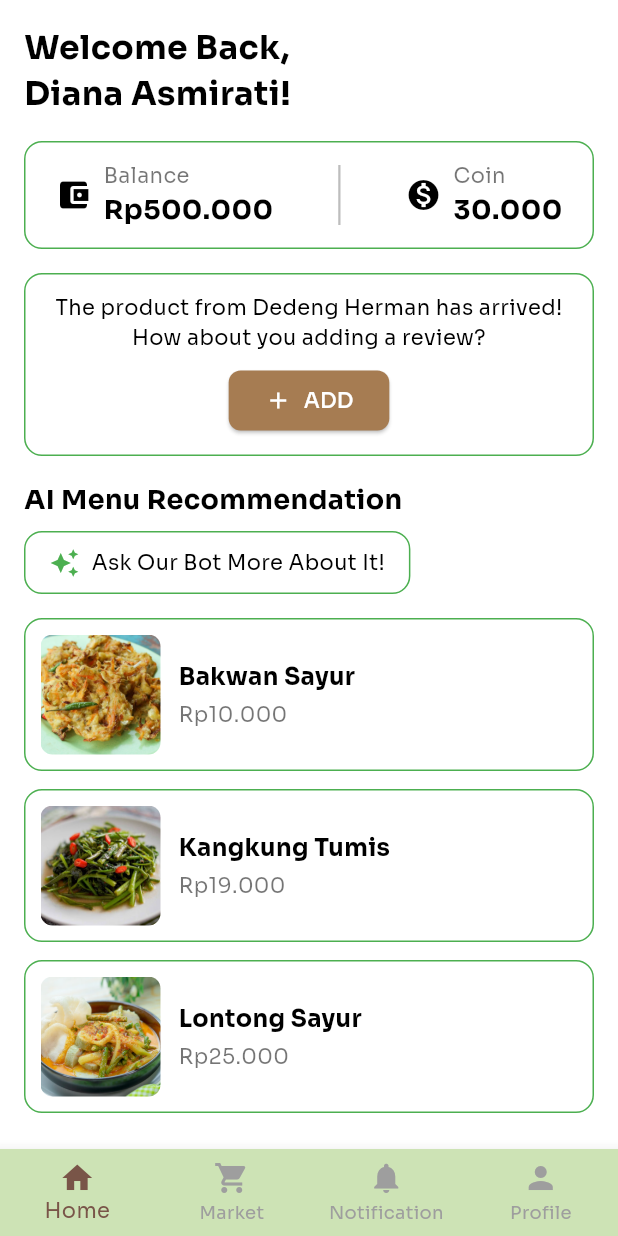
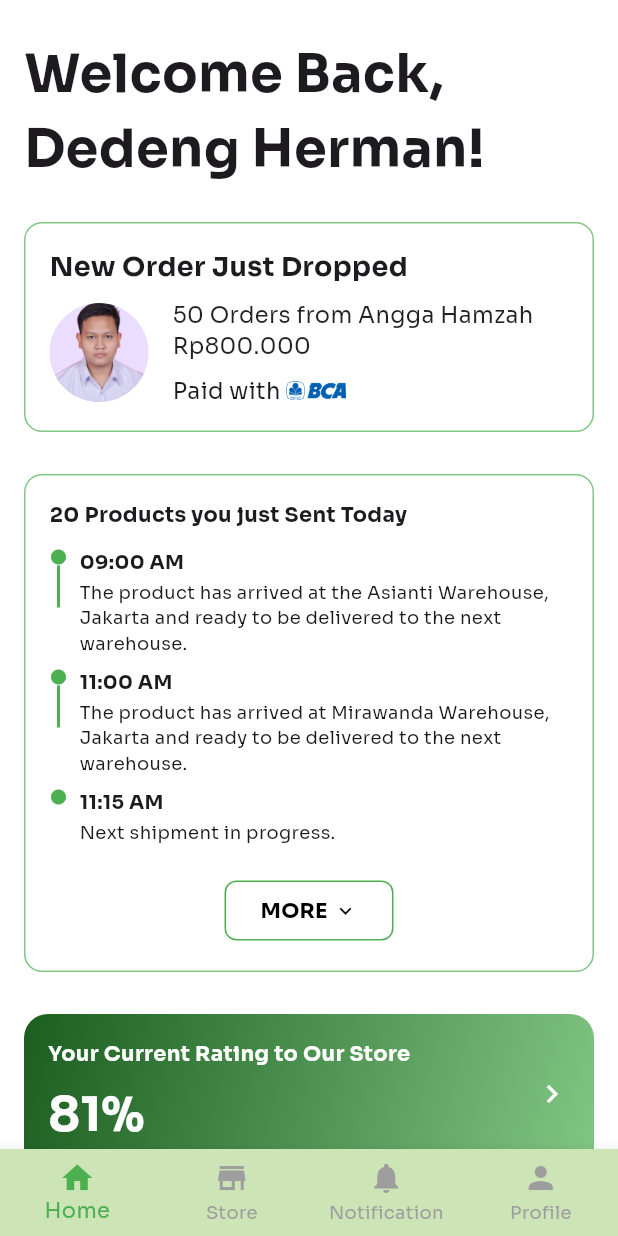
Before and after one commit to NotchG/PiringHarapan, a Flutter app: the screen it shows after launch, on a phone screen of 412 x 824 dp. Run offline on Flutter 3.47's test engine with Material 3 defaults, Android fonts, the phone set to English and light mode, and no system bars; our stand-ins replace fl_chart, google_fonts; missing offline and left inert: easy_animated_indexed_stack.

Commit message:
Raynald Update petani (home and notif)

```diff
--- a/piring_harapan/lib/main.dart
+++ b/piring_harapan/lib/main.dart
@@ -3,6 +3,7 @@ import 'package:google_fonts/google_fonts.dart';
 import 'package:piring_harapan/pemerintah/view/main_pemerintah_view.dart';
 import 'package:piring_harapan/tukang_masak/main_tukang_masak_view.dart';
 import 'package:piring_harapan/login_page/register_page.dart';
+import 'package:piring_harapan/petani/main_petani_view.dart';
 
 void main() {
   WidgetsFlutterBinding.ensureInitialized();
@@ -10,7 +11,7 @@ void main() {
   runApp(MaterialApp(
     debugShowCheckedModeBanner: false,
     theme: _buildTheme(),
-    home: MainTukangMasakView(),
+    home: MainPetaniView(),
   ));
 }
 
--- /dev/null
+++ b/piring_harapan/lib/petani/components/header_widget.dart
@@ -0,0 +1,21 @@
+import 'package:flutter/material.dart';
+
+class HeaderWidget extends StatelessWidget {
+  final String name;
+
+  HeaderWidget({required this.name});
+
+  @override
+  Widget build(BuildContext context) {
+    return Padding(
+      padding: const EdgeInsets.symmetric(horizontal: 16, vertical: 8),
+      child: Text(
+        "Welcome Back,\n$name!",
+        style: TextStyle(
+          fontSize: 35, // Menyesuaikan font dengan gambar
+          fontWeight: FontWeight.bold,
+        ),
+      ),
+    );
+  }
+}
--- /dev/null
+++ b/piring_harapan/lib/petani/components/new_order_card.dart
@@ -0,0 +1,67 @@
+import 'package:flutter/material.dart';
+
+class NewOrderCard extends StatelessWidget {
+  final String imagePath;
+  final String orderDetails;
+  final String paymentMethod;
+
+  NewOrderCard({
+    required this.imagePath,
+    required this.orderDetails,
+    required this.paymentMethod,
+  });
+
+  @override
+  Widget build(BuildContext context) {
+    return Container(
+      margin: EdgeInsets.symmetric(horizontal: 16, vertical: 8),
+      padding: EdgeInsets.all(16),
+      decoration: BoxDecoration(
+        color: Colors.white,
+        borderRadius: BorderRadius.circular(12),
+        border: Border.all(color: Colors.green[300]!, width: 1),
+      ),
+      child: Column(
+        crossAxisAlignment: CrossAxisAlignment.start,
+        children: [
+          Text(
+            "New Order Just Dropped",
+            style: TextStyle(
+              fontWeight: FontWeight.bold,
+              fontSize: 18,
+            ),
+          ),
+          SizedBox(height: 8),
+          Row(
+            crossAxisAlignment: CrossAxisAlignment.center,
+            children: [
+              CircleAvatar(
+                backgroundImage: AssetImage(imagePath),
+                radius: 33,
+              ),
+              SizedBox(width: 16),
+              Expanded(
+                child: Column(
+                  crossAxisAlignment: CrossAxisAlignment.start,
+                  children: [
+                    Text(
+                      orderDetails,
+                      style: TextStyle(fontSize: 15, color: Colors.black87),
+                    ),
+                    SizedBox(height: 9),
+                    Row(
+                      children: [
+                        Text("Paid with ", style: TextStyle(fontSize: 15)),
+                        Image.asset(paymentMethod, width: 40),
+                      ],
+                    ),
+                  ],
+                ),
+              ),
+            ],
+          ),
+        ],
+      ),
+    );
+  }
+}
--- /dev/null
+++ b/piring_harapan/lib/petani/components/shipment_timeline.dart
@@ -0,0 +1,110 @@
+import 'package:flutter/material.dart';
+
+class ShipmentTimeline extends StatelessWidget {
+  final List<Map<String, String>> shipments;
+
+  ShipmentTimeline({required this.shipments});
+
+  @override
+  Widget build(BuildContext context) {
+    return Container(
+      margin: EdgeInsets.symmetric(horizontal: 16, vertical: 8),
+      padding: EdgeInsets.all(16),
+      decoration: BoxDecoration(
+        color: Colors.white,
+        borderRadius: BorderRadius.circular(12),
+        border: Border.all(
+            color: Colors.green[300]!, width: 1), // Border hijau lebih tipis
+      ),
+      child: Column(
+        crossAxisAlignment: CrossAxisAlignment.start,
+        children: [
+          Text(
+            "20 Products you just Sent Today",
+            style: TextStyle(
+              fontWeight: FontWeight.bold,
+              fontSize: 14,
+            ),
+          ),
+          SizedBox(height: 12),
+          Column(
+            children: shipments.asMap().entries.map((entry) {
+              int index = entry.key;
+              Map<String, String> shipment = entry.value;
+
+              return Row(
+                crossAxisAlignment: CrossAxisAlignment.start,
+                children: [
+                  Column(
+                    children: [
+                      Icon(Icons.circle,
+                          size: 12, color: Colors.green), // Icon lebih besar
+                      if (index != shipments.length - 1)
+                        Container(
+                          height: 28,
+                          width: 2,
+                          color: Colors.green,
+                        ),
+                    ],
+                  ),
+                  SizedBox(width: 8),
+                  Expanded(
+                    child: Column(
+                      crossAxisAlignment: CrossAxisAlignment.start,
+                      children: [
+                        Text(
+                          shipment["time"]!,
+                          style: TextStyle(
+                            fontWeight: FontWeight.bold,
+                            fontSize: 13,
+                          ),
+                        ),
+                        SizedBox(height: 2),
+                        Text(
+                          shipment["details"]!,
+                          style: TextStyle(fontSize: 12),
+                        ),
+                        SizedBox(height: 8),
+                      ],
+                    ),
+                  ),
+                ],
+              );
+            }).toList(),
+          ),
+          SizedBox(height: 12),
+          Align(
+            alignment: Alignment.center,
+            child: ElevatedButton(
+              onPressed: () {
+                print("More button tapped");
+              },
+              style: ElevatedButton.styleFrom(
+                backgroundColor: Colors.white,
+                side: BorderSide(color: Colors.green, width: 1),
+                shape: RoundedRectangleBorder(
+                  borderRadius: BorderRadius.circular(8),
+                ),
+                padding: EdgeInsets.symmetric(horizontal: 24, vertical: 8),
+                elevation: 0,
+              ),
+              child: Row(
+                mainAxisSize: MainAxisSize.min,
+                children: [
+                  Text(
+                    "MORE",
+                    style: TextStyle(
+                        color: Colors.black, fontWeight: FontWeight.bold),
+                  ),
+                  SizedBox(width: 4),
+                  Icon(Icons.keyboard_arrow_down,
+                      color: Colors.black, size: 16),
+                ],
+              ),
+            ),
+          ),
+        ],
+      ),
+    );
+  }
+}
--- /dev/null
+++ b/piring_harapan/lib/petani/components/store_rating.dart
@@ -0,0 +1,55 @@
+import 'package:flutter/material.dart';
+
+class StoreRating extends StatelessWidget {
+  final double rating;
+
+  StoreRating({required this.rating});
+
+  @override
+  Widget build(BuildContext context) {
+    return Container(
+      margin: EdgeInsets.symmetric(horizontal: 16, vertical: 8),
+      padding: EdgeInsets.all(16),
+      decoration: BoxDecoration(
+        borderRadius: BorderRadius.circular(16), // Membuat sudut lebih rounded
+        gradient: LinearGradient(
+          colors: [Colors.green.shade900, Colors.green.shade300],
+          begin: Alignment.topLeft,
+          end: Alignment.bottomRight,
+        ),
+      ),
+      child: Row(
+        mainAxisAlignment: MainAxisAlignment.spaceBetween,
+        children: [
+          Column(
+            crossAxisAlignment: CrossAxisAlignment.start,
+            children: [
+              Text(
+                "Your Current Rating to Our Store",
+                style: TextStyle(
+                  fontWeight: FontWeight.bold,
+                  fontSize: 14,
+                  color: Colors.white, // Warna teks putih
+                ),
+              ),
+              SizedBox(height: 8),
+              Text(
+                "${(rating * 100).toInt()}%",
+                style: TextStyle(
+                  fontSize: 32,
+                  fontWeight: FontWeight.bold,
+                  color: Colors.white,
+                ),
+              ),
+            ],
+          ),
+          Icon(
+            Icons.chevron_right,
+            color: Colors.white,
+            size: 24,
+          ),
+        ],
+      ),
+    );
+  }
+}
--- /dev/null
+++ b/piring_harapan/lib/petani/home_section/home_page.dart
@@ -0,0 +1,50 @@
+import 'package:flutter/material.dart';
+import 'package:piring_harapan/petani/components/header_widget.dart';
+import 'package:piring_harapan/petani/components/new_order_card.dart';
+import 'package:piring_harapan/petani/components/shipment_timeline.dart';
+import 'package:piring_harapan/petani/components/store_rating.dart';
+
+class HomePage extends StatelessWidget {
+  @override
+  Widget build(BuildContext context) {
+    return Scaffold(
+      backgroundColor: Colors.white, // Menyesuaikan dengan background gambar
+      body: SafeArea(
+        child: SingleChildScrollView(
+          padding: EdgeInsets.symmetric(vertical: 16), // Padding atas-bawah
+          child: Column(
+            crossAxisAlignment: CrossAxisAlignment.start,
+            children: [
+              HeaderWidget(name: "Dedeng Herman"),
+              SizedBox(height: 8), // Jarak antar komponen
+              NewOrderCard(
+                imagePath: "assets/img/angga_hamzah.png",
+                orderDetails: "50 Orders from Angga Hamzah\nRp800.000",
+                paymentMethod: "assets/img/bca.png",
+              ),
+              SizedBox(height: 12),
+              ShipmentTimeline(
+                shipments: [
+                  {
+                    "time": "09:00 AM",
+                    "details":
+                        "The product has arrived at the Asianti Warehouse, Jakarta and ready to be delivered to the next warehouse."
+                  },
+                  {
+                    "time": "11:00 AM",
+                    "details":
+                        "The product has arrived at Mirawanda Warehouse, Jakarta and ready to be delivered to the next warehouse."
+                  },
+                  {"time": "11:15 AM", "details": "Next shipment in progress."},
+                ],
+              ),
+              SizedBox(height: 12),
+              StoreRating(rating: 0.81),
+              SizedBox(height: 16), // Jarak ke bawah agar tidak terlalu dekat
+            ],
+          ),
+        ),
+      ),
+    );
+  }
+}
--- /dev/null
+++ b/piring_harapan/lib/petani/main_petani_view.dart
@@ -0,0 +1,60 @@
+import 'package:flutter/material.dart';
+import 'package:piring_harapan/petani/home_section/home_page.dart';
+import 'package:piring_harapan/petani/store_section/store_page.dart';
+import 'package:piring_harapan/tukang_masak/view/notification_section/notification_section.dart';
+import 'package:piring_harapan/petani/profile_section/profile_page.dart';
+
+class MainPetaniView extends StatefulWidget {
+  @override
+  _MainPetaniViewState createState() => _MainPetaniViewState();
+}
+
+class _MainPetaniViewState extends State<MainPetaniView> {
+  int _selectedIndex = 0;
+
+  final List<Widget> _sections = [
+    HomePage(),
+    StorePage(),
+    NotificationSection(),
+    ProfilePage(),
+  ];
+
+  void _onItemTapped(int index) {
+    setState(() {
+      _selectedIndex = index;
+    });
+  }
+
+  @override
+  Widget build(BuildContext context) {
+    return Scaffold(
+      body: _sections[_selectedIndex],
+      bottomNavigationBar: BottomNavigationBar(
+        currentIndex: _selectedIndex,
+        onTap: _onItemTapped,
+        type: BottomNavigationBarType.fixed,
+        backgroundColor: Color(0xFFCDE5B6), // Sesuaikan warna jika perlu
+        selectedItemColor: Colors.green, // Warna ikon aktif
+        unselectedItemColor: Colors.grey, // Warna ikon tidak aktif
+        items: const [
+          BottomNavigationBarItem(
+            icon: Icon(Icons.home),
+            label: 'Home',
+          ),
+          BottomNavigationBarItem(
+            icon: Icon(Icons.store),
+            label: 'Store',
+          ),
+          BottomNavigationBarItem(
+            icon: Icon(Icons.notifications),
+            label: 'Notification',
+          ),
+          BottomNavigationBarItem(
+            icon: Icon(Icons.person),
+            label: 'Profile',
+          ),
+        ],
+      ),
+    );
+  }
+}
--- /dev/null
+++ b/piring_harapan/lib/petani/notification_section/notification_page.dart
@@ -0,0 +1,9 @@
+import 'package:flutter/material.dart';
+import 'package:piring_harapan/tukang_masak/view/components/notification_list_widget.dart';
+
+class NotificationSection extends StatelessWidget {
+  @override
+  Widget build(BuildContext context) {
+    return NotificationListWidget();
+  }
+}
--- /dev/null
+++ b/piring_harapan/lib/petani/profile_section/profile_page.dart
@@ -0,0 +1,11 @@
+import 'package:flutter/material.dart';
+
+class ProfilePage extends StatelessWidget {
+  @override
+  Widget build(BuildContext context) {
+    return Scaffold(
+      appBar: AppBar(title: Text('Profile')),
+      body: Center(child: Text('Profile Page')),
+    );
+  }
+}
--- /dev/null
+++ b/piring_harapan/lib/petani/store_section/store_page.dart
@@ -0,0 +1,11 @@
+import 'package:flutter/material.dart';
+
+class StorePage extends StatelessWidget {
+  @override
+  Widget build(BuildContext context) {
+    return Scaffold(
+      appBar: AppBar(title: Text('Store')),
+      body: Center(child: Text('Store Page')),
+    );
+  }
+}
--- a/piring_harapan/lib/tukang_masak/view/components/notification_list_widget.dart
+++ b/piring_harapan/lib/tukang_masak/view/components/notification_list_widget.dart
@@ -11,7 +11,6 @@ class NotificationListWidget extends StatelessWidget {
         title: Text("Notification", style: TextStyle(color: Colors.black)),
         backgroundColor: Colors.white,
         elevation: 0,
-        iconTheme: IconThemeData(color: Colors.green),
       ),
       body: ListView(
         padding: EdgeInsets.all(10),
--- a/piring_harapan/pubspec.yaml
+++ b/piring_harapan/pubspec.yaml
@@ -78,6 +78,8 @@ flutter:
     - assets/img/ayam_panggang.png
     - assets/img/buncis.png
     - assets/img/robot.png
+    - assets/img/angga_hamzah.png
+    - assets/img/bca.png
 
   # An image asset can refer to one or more resolution-specific "variants", see
   # https://flutter.dev/to/resolution-aware-images
```
Also changed, not shown: piring_harapan/assets/img/angga_hamzah.png (added), piring_harapan/assets/img/bca.png (added), 4 other files.
